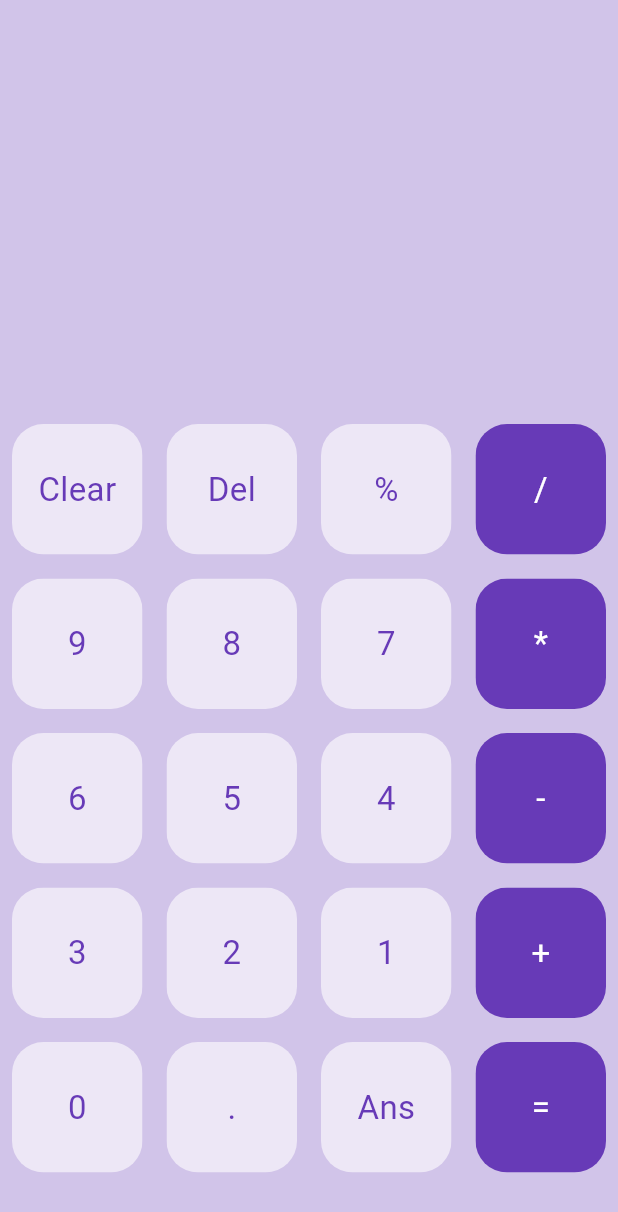
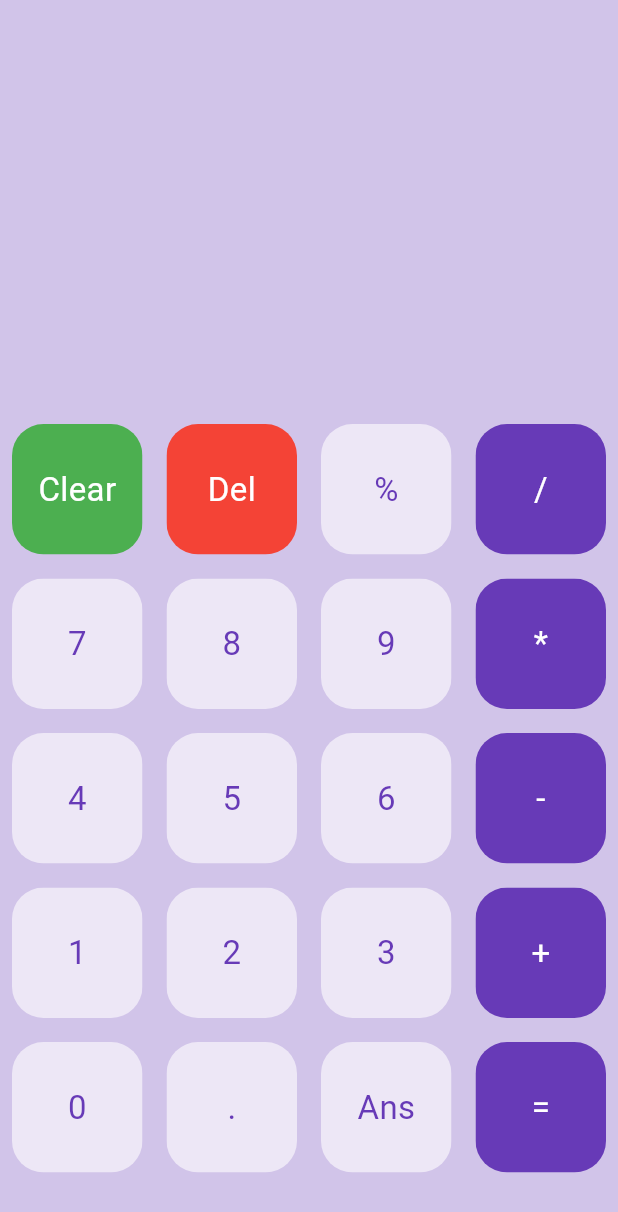
Before and after one commit to sushildshrestha/calculator, a Flutter app: the screen it shows after launch, on a phone screen of 412 x 824 dp. Shown: the top 1212 px of the screen. Run offline on Flutter 3.47's test engine with Material 3 defaults, Android fonts, the phone set to English and light mode, and no system bars.

Commit message:
color change of clear and del

```diff
--- a/lib/main.dart
+++ b/lib/main.dart
@@ -31,17 +31,17 @@ class Calculator extends StatelessWidget {
     'Del',
     '%',
     '/',
+    '7',
+    '8',
     '9',
-    '8',
-    '7',
     '*',
+    '4',
+    '5',
     '6',
-    '5',
-    '4',
     '-',
+    '1',
+    '2',
     '3',
-    '2',
-    '1',
     '+',
     '0',
     '.',
@@ -61,9 +61,23 @@ class Calculator extends StatelessWidget {
               child: Container(
                   child: GridView.builder(
                       itemCount: buttonList.length,
-                gridDelegate: const SliverGridDelegateWithFixedCrossAxisCount(
+                      gridDelegate:
+                          const SliverGridDelegateWithFixedCrossAxisCount(
                               crossAxisCount: 4),
                       itemBuilder: (context, index) {
+                        if (index == 0) {
+                          return MyButtons(
+                            buttonText: buttonList[index],
+                            color: Colors.green,
+                            textColor: Colors.white,
+                          );
+                        } else if (index == 1) {
+                          return MyButtons(
+                            buttonText: buttonList[index],
+                            color: Colors.red,
+                            textColor: Colors.white,
+                          );
+                        } else {
                           return MyButtons(
                             buttonText: buttonList[index],
                             color: isOperator(buttonList[index])
@@ -73,8 +87,8 @@ class Calculator extends StatelessWidget {
                                 ? Colors.white
                                 : Colors.deepPurple,
                           );
-                },
-              )))
+                        }
+                      })))
         ],
       ),
     );
```
Lines whose indentation alone changed are shown as unchanged.
